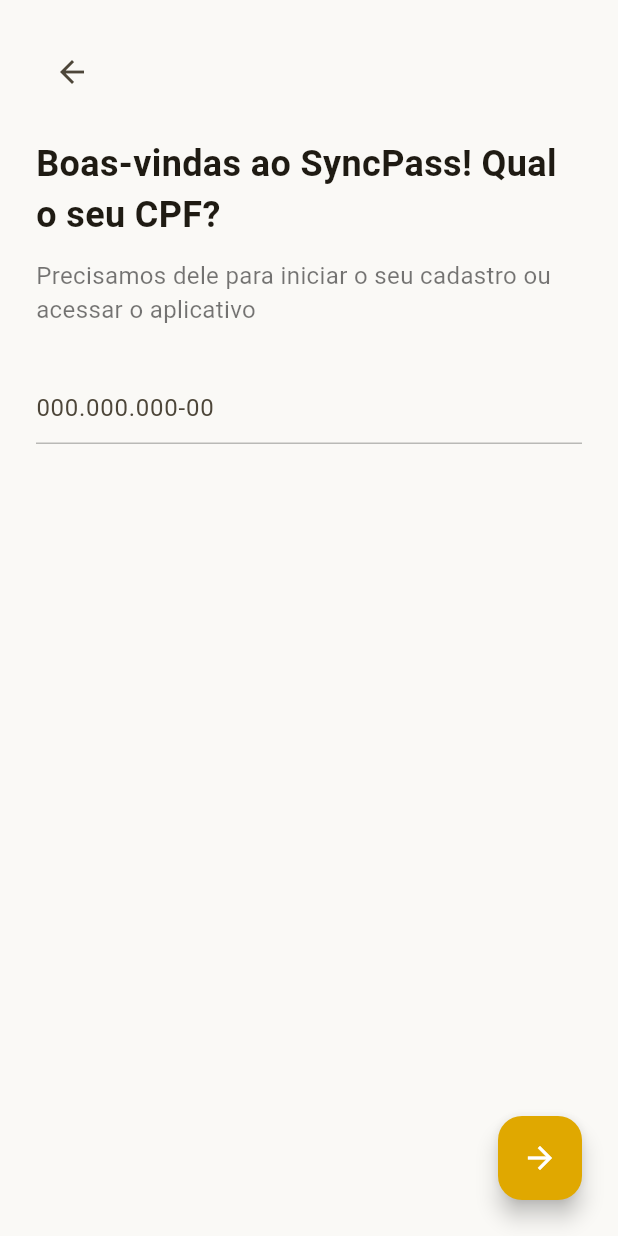
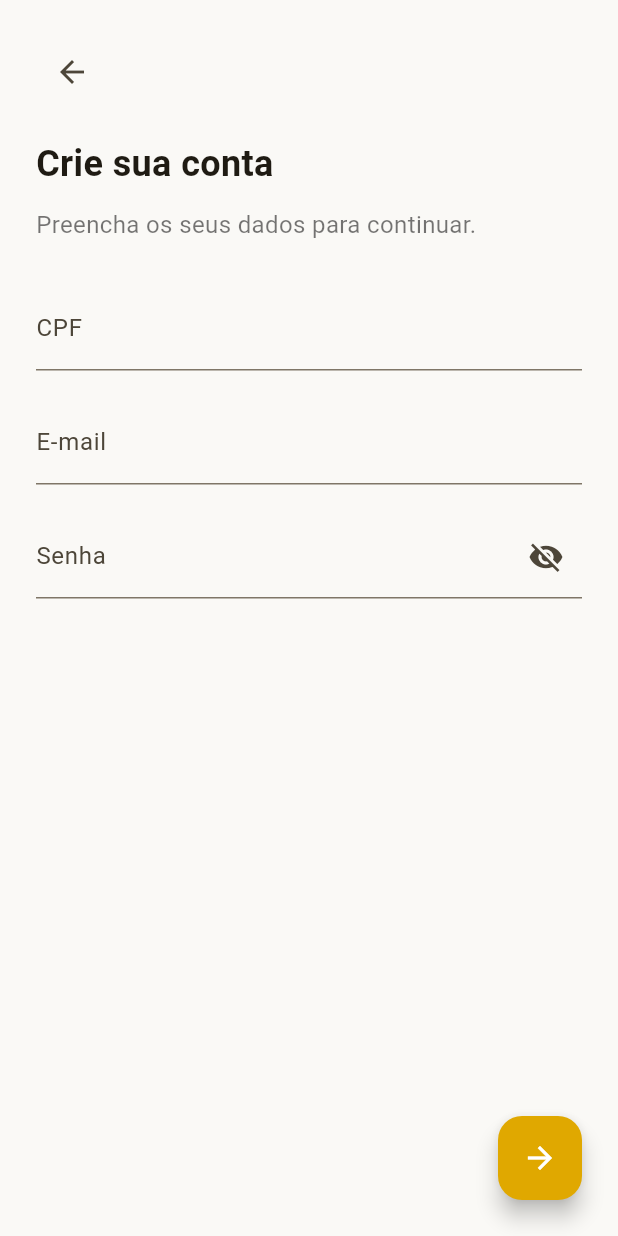
Before and after one commit to PedroHenrique1s/SyncPass, a Flutter app: the screen it shows after launch, after a tap on "Começar", on a phone screen of 412 x 824 dp. Run offline on Flutter 3.47's test engine with Material 3 defaults, Android fonts, the light colour scheme and no system bars; our stand-ins replace mask_text_input_formatter.

Commit message:
refactor(SyncPass): Refatoração dos arquivos tentando manter um padrão mais claro e visível

```diff
--- /dev/null
+++ b/lib/Feature/Login/Screen/cpf_sreen.dart
@@ -0,0 +1,180 @@
+import 'package:flutter/material.dart';
+import 'package:mask_text_input_formatter/mask_text_input_formatter.dart';
+import 'package:sync_pass/Feature/Home/validationCPF.dart';
+
+// 1. Classe renomeada de ValidationPage para CpfScreen
+class CpfScreen extends StatefulWidget {
+  const CpfScreen({super.key});
+
+  @override
+  // 2. Estado correspondente também foi renomeado
+  State<CpfScreen> createState() => _CpfScreenState();
+}
+
+class _CpfScreenState extends State<CpfScreen> {
+  // Chave para o nosso formulário, para gerir a validação
+  final _formKey = GlobalKey<FormState>();
+
+  // 3. Controladores para cada campo de texto
+  final TextEditingController _cpfController = TextEditingController();
+  final TextEditingController _emailController = TextEditingController();
+  final TextEditingController _passwordController = TextEditingController();
+
+  // 4. Variável para controlar a visibilidade da senha
+  bool _isPasswordVisible = false;
+
+  // Máscara para o campo de CPF
+  final cpfFormatter = MaskTextInputFormatter(
+    mask: "###.###.###-##",
+    filter: {"#": RegExp(r'[0-9]')},
+  );
+
+  // Função chamada ao pressionar o botão de avançar
+  void _submitForm() {
+    // A validação verifica todos os TextFormField dentro do Form
+    if (_formKey.currentState!.validate()) {
+      // Se todos os campos forem válidos, capturamos os dados
+      String cpf = _cpfController.text;
+      String email = _emailController.text;
+      String password = _passwordController.text; // Lembre-se de nunca expor a senha assim em produção
+
+      // Mensagem de sucesso (exemplo)
+      ScaffoldMessenger.of(context).showSnackBar(
+        SnackBar(content: Text("Sucesso! CPF: $cpf, E-mail: $email, Senha: $password")),
+      );
+      // Aqui você pode adicionar a lógica para navegar para a próxima tela
+    }
+  }
+
+  @override
+  Widget build(BuildContext context) {
+    return Scaffold(
+      body: SafeArea(
+        child: Padding(
+          padding: const EdgeInsets.all(24.0),
+          child: Form(
+            key: _formKey,
+            child: Column(
+              crossAxisAlignment: CrossAxisAlignment.start,
+              children: [
+                // Botão voltar
+                IconButton(
+                  icon: const Icon(Icons.arrow_back),
+                  onPressed: () {
+                    Navigator.pop(context);
+                  },
+                ),
+                const SizedBox(height: 20),
+
+                // Título e subtítulo atualizados
+                const Text(
+                  "Crie sua conta",
+                  style: TextStyle(
+                    fontSize: 24,
+                    fontWeight: FontWeight.bold,
+                  ),
+                ),
+                const SizedBox(height: 12),
+                const Text(
+                  "Preencha os seus dados para continuar.",
+                  style: TextStyle(
+                    fontSize: 16,
+                    color: Colors.black54,
+                  ),
+                ),
+                const SizedBox(height: 30),
+
+                // --- CAMPO CPF ---
+                TextFormField(
+                  controller: _cpfController,
+                  inputFormatters: [cpfFormatter],
+                  keyboardType: TextInputType.number,
+                  decoration: const InputDecoration(
+                    labelText: "CPF",
+                    hintText: "000.000.000-00",
+                    // (O resto da decoração foi mantido)
+                  ),
+                  validator: (value) {
+                    if (value == null || value.isEmpty) {
+                      return "Por favor, digite o CPF";
+                    }
+                    if (value.length < 14) {
+                      return "CPF deve ter 11 dígitos";
+                    }
+                    if (!isValidCPF(value)) { // Supondo que você tenha a função isValidCPF
+                      return "CPF inválido";
+                    }
+                    return null;
+                  },
+                ),
+                const SizedBox(height: 20),
+
+                // --- 5. NOVO CAMPO E-MAIL ---
+                TextFormField(
+                  controller: _emailController,
+                  keyboardType: TextInputType.emailAddress,
+                  decoration: const InputDecoration(
+                    labelText: "E-mail",
+                    hintText: "seu@email.com",
+                  ),
+                  validator: (value) {
+                    if (value == null || value.isEmpty) {
+                      return "Por favor, digite o e-mail";
+                    }
+                    // Validação simples para verificar se o e-mail tem um formato válido
+                    if (!RegExp(r'^[^@]+@[^@]+\.[^@]+').hasMatch(value)) {
+                      return "Digite um e-mail válido";
+                    }
+                    return null;
+                  },
+                ),
+                const SizedBox(height: 20),
+
+                // --- 6. NOVO CAMPO SENHA ---
+                TextFormField(
+                  controller: _passwordController,
+                  obscureText: !_isPasswordVisible, // Controla se o texto fica oculto
+                  decoration: InputDecoration(
+                    labelText: "Senha",
+                    hintText: "********",
+                    // Ícone para alternar a visibilidade da senha
+                    suffixIcon: IconButton(
+                      icon: Icon(
+                        _isPasswordVisible ? Icons.visibility : Icons.visibility_off,
+                      ),
+                      onPressed: () {
+                        // Atualiza o estado para redesenhar a tela com a nova visibilidade
+                        setState(() {
+                          _isPasswordVisible = !_isPasswordVisible;
+                        });
+                      },
+                    ),
+                  ),
+                  validator: (value) {
+                    if (value == null || value.isEmpty) {
+                      return "Por favor, digite a senha";
+                    }
+                    if (value.length < 6) {
+                      return "A senha deve ter no mínimo 6 caracteres";
+                    }
+                    return null;
+                  },
+                ),
+
+                const Spacer(), // Empurra o botão para o final
+                Align(
+                  alignment: Alignment.bottomRight,
+                  child: FloatingActionButton(
+                    onPressed: _submitForm, // Chama a função de submissão do formulário
+                    backgroundColor: const Color(0xFFE0A800),
+                    child: const Icon(Icons.arrow_forward, color: Colors.white),
+                  ),
+                ),
+              ],
+            ),
+          ),
+        ),
+      ),
+    );
+  }
+}
--- a/lib/Pages/LoginPage/initialPage.dart
+++ b/lib/Feature/Login/Screen/login_screen.dart
@@ -1,8 +1,10 @@
 import 'package:flutter/material.dart';
-import 'validationPage.dart';
+import 'package:sync_pass/Feature/Login/Screen/cpf_sreen.dart';
 
-class LoginPage extends StatelessWidget {
-  const LoginPage({super.key});
+// A classe foi renomeada de LoginPage para LoginScreen
+class LoginScreen extends StatelessWidget {
+  // O construtor também foi atualizado para corresponder ao novo nome da classe
+  const LoginScreen({super.key});
 
   @override
   Widget build(BuildContext context) {
@@ -69,11 +71,11 @@
     );
   }
 
-  // Função que cria a rota com animação
+  // Função que cria a rota com animação (não precisou de alterações)
   Route _createRoute() {
     return PageRouteBuilder(
       pageBuilder: (context, animation, secondaryAnimation) =>
-          const ValidationPage(), // <- nome correto da página de CPF
+          const CpfScreen(), // <- nome correto da página de CPF
       transitionsBuilder: (context, animation, secondaryAnimation, child) {
         const begin = Offset(1.0, 0.0); // Animação da direita para a esquerda
         const end = Offset.zero;
--- a/lib/Pages/LoginPage/validationPage.dart
+++ /dev/null
@@ -1,113 +0,0 @@
-import 'package:flutter/material.dart';
-import 'package:mask_text_input_formatter/mask_text_input_formatter.dart';
-import '../../Utils/validationCPF.dart';
-
-class ValidationPage extends StatefulWidget {
-  const ValidationPage({super.key});
-
-  @override
-  State<ValidationPage> createState() => _ValidationPageState();
-}
-
-class _ValidationPageState extends State<ValidationPage> {
-  final TextEditingController _cpfController = TextEditingController();
-  final _formKey = GlobalKey<FormState>();
-
-  final cpfFormatter = MaskTextInputFormatter(
-    mask: "###.###.###-##",
-    filter: {"#": RegExp(r'[0-9]')},
-  );
-
-  void _login() {
-    if (_formKey.currentState!.validate()) {
-      String cpf = _cpfController.text;
-      ScaffoldMessenger.of(context).showSnackBar(
-        SnackBar(content: Text("Logando com CPF: $cpf")),
-      );
-    }
-  }
-
-  @override
-  Widget build(BuildContext context) {
-    return Scaffold(
-      body: SafeArea(
-        child: Padding(
-          padding: const EdgeInsets.all(24.0),
-          child: Form(
-            key: _formKey,
-            child: Column(
-              crossAxisAlignment: CrossAxisAlignment.start,
-              children: [
-                // Botão voltar
-                IconButton(
-                  icon: const Icon(Icons.arrow_back),
-                  onPressed: () {
-                    Navigator.pop(context);
-                  },
-                ),
-                const SizedBox(height: 20),
-                // Título principal
-                const Text(
-                  "Boas-vindas ao SyncPass! Qual o seu CPF?",
-                  style: TextStyle(
-                    fontSize: 24,
-                    fontWeight: FontWeight.bold,
-                  ),
-                ),
-                const SizedBox(height: 12),
-                // Subtítulo
-                const Text(
-                  "Precisamos dele para iniciar o seu cadastro ou acessar o aplicativo",
-                  style: TextStyle(
-                    fontSize: 16,
-                    color: Colors.black54,
-                  ),
-                ),
-                const SizedBox(height: 30),
-                // Campo CPF
-                TextFormField(
-                  controller: _cpfController,
-                  inputFormatters: [cpfFormatter],
-                  keyboardType: TextInputType.number,
-                  decoration: const InputDecoration(
-                    hintText: "000.000.000-00",
-                    enabledBorder: UnderlineInputBorder(
-                      borderSide: BorderSide(color: Colors.black26),
-                    ),
-                    focusedBorder: UnderlineInputBorder(
-                      borderSide: BorderSide(
-                        color: Color(0xFFE0A800),
-                        width: 2,
-                      ),
-                    ),
-                  ),
-                  validator: (value) {
-                    if (value == null || value.isEmpty) {
-                      return "Por favor, digite o CPF";
-                    }
-                    if (value.length < 14) {
-                      return "CPF deve ter 11 dígitos";
-                    }
-                    if (!isValidCPF(value)) {
-                      return "CPF inválido";
-                    }
-                    return null;
-                  },
-                ),
-                const Spacer(),
-                Align(
-                  alignment: Alignment.bottomRight,
-                  child: FloatingActionButton(
-                    onPressed: _login,
-                    backgroundColor: const Color(0xFFE0A800),
-                    child: const Icon(Icons.arrow_forward, color: Colors.white),
-                  ),
-                ),
-              ],
-            ),
-          ),
-        ),
-      ),
-    );
-  }
-}
--- a/lib/main.dart
+++ b/lib/main.dart
@@ -1,5 +1,5 @@
 import 'package:flutter/material.dart';
-import 'Pages/LoginPage/initialPage.dart';
+import 'package:sync_pass/Feature/Login/Screen/login_screen.dart';
 
 void main() => runApp(const MyApp());
 
@@ -21,7 +21,7 @@
         ),
         useMaterial3: true,
       ),
-      home: const LoginPage(),
+      home: const LoginScreen(),
     );
   }
 }
```
Also changed, not shown: lib/Feature/Home/validationCPF.dart (renamed from lib/Utils/validationCPF.dart).
